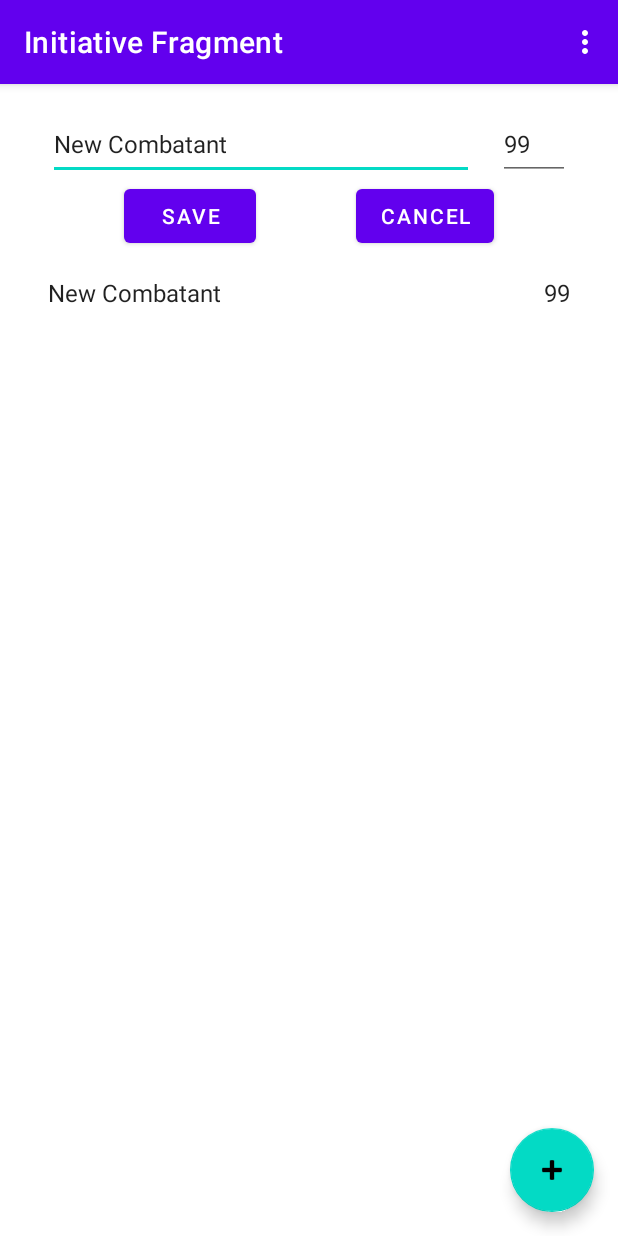
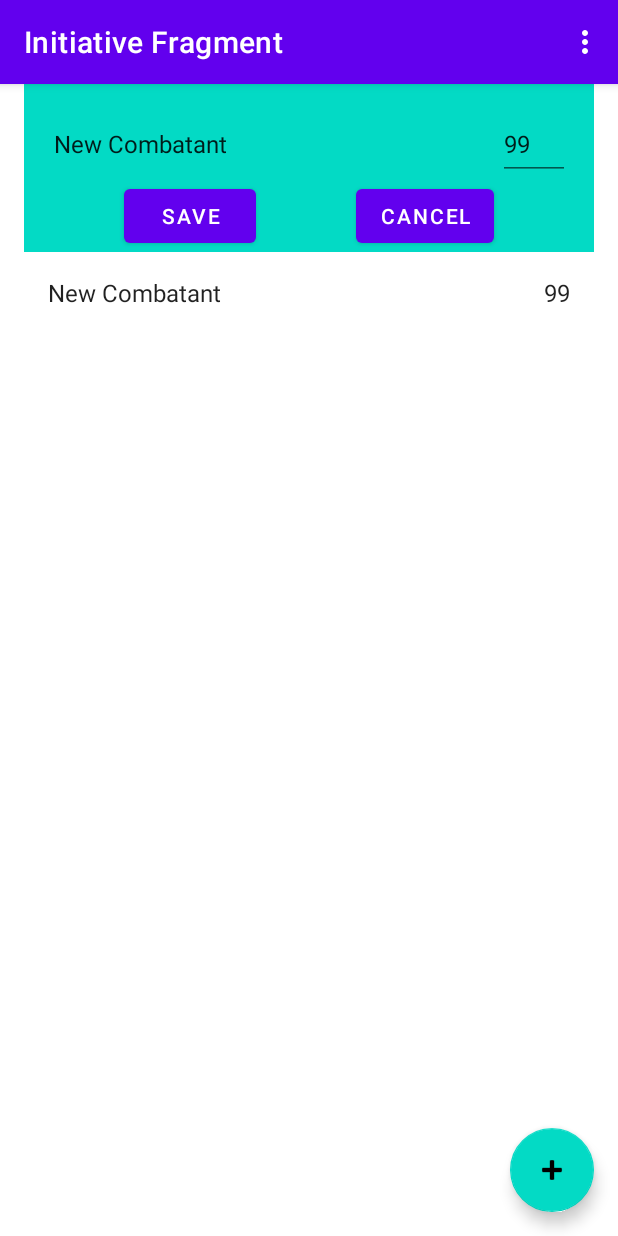
Before and after one commit to findusl/initiative-tracker, an Android app: the screen it shows after launch (MainActivity), after a tap on "New Combatant", on a phone screen of 412 x 824 dp. Run offline under Robolectric (Android 15) with nearby library versions, the light colour scheme and no system bars; our stand-ins replace data binding, navigation-ui.

Commit message:
Apply item background color.
Someone with a better feeling for color can change the color applied.

```diff
--- a/app/build.gradle
+++ b/app/build.gradle
@@ -9,7 +9,7 @@ android {
 
     defaultConfig {
         applicationId "de.lehrbaum.initiativetracker"
-        minSdk 28
+        minSdk 30
         targetSdk 32
         versionCode 1
         versionName "1.0"
--- a/app/src/main/res/layout/fragment_initiative_item.xml
+++ b/app/src/main/res/layout/fragment_initiative_item.xml
@@ -13,7 +13,7 @@
         android:layout_width="match_parent"
         android:layout_height="wrap_content"
         is_selected="@{viewModel.selected}"
-        android:backgroundTint="@drawable/initiative_item_background">
+        android:background="@color/initiative_item_background">
 
         <LinearLayout
             android:layout_width="match_parent"
```
Also changed, not shown: app/src/main/res/color/initiative_item_background.xml (renamed from app/src/main/res/drawable/initiative_item_background.xml).
